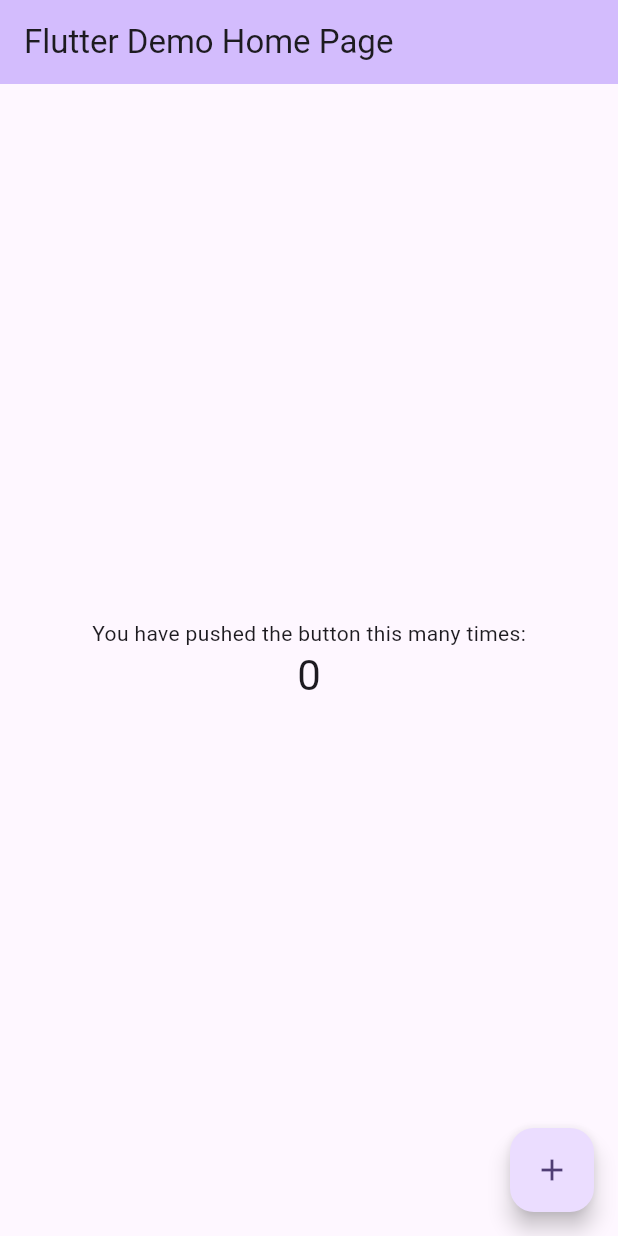
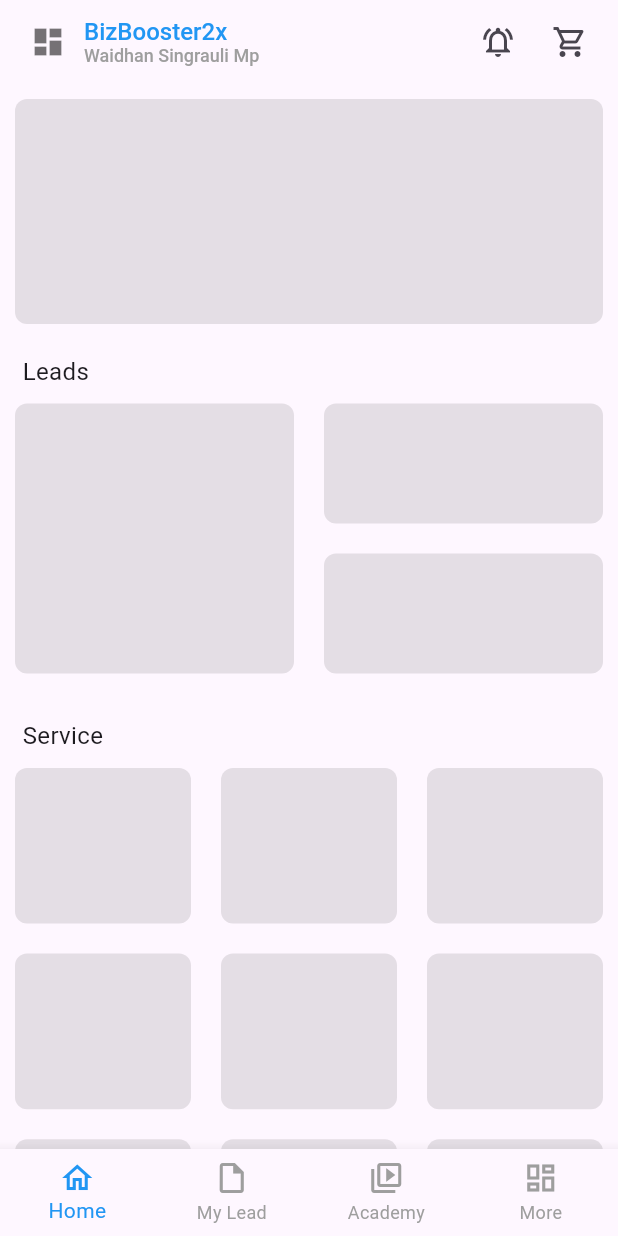
Before and after one commit to Akshay-Panika/FetchTrue, a Flutter app: the screen it shows after launch, on a phone screen of 412 x 824 dp. Run offline on Flutter 3.47's test engine with Material 3 defaults, Android fonts, the phone set to English and light mode, and no system bars; our stand-ins replace flutter_bloc.

Commit message:
Start project by Akshay at 30-04--25

```diff
--- /dev/null
+++ b/lib/core/widgets/custom_container.dart
@@ -0,0 +1,36 @@
+import 'package:flutter/cupertino.dart';
+import 'package:flutter/material.dart';
+
+class CustomContainer extends StatelessWidget {
+  final VoidCallback? onTap;
+  final Color? backgroundColor;
+  final double? height;
+  final double? width;
+  final Widget? child;
+
+  const CustomContainer({
+    this.onTap,
+    this.backgroundColor,
+    this.height,
+    this.width,
+    this.child
+  });
+
+  @override
+  Widget build(BuildContext context) {
+    return GestureDetector(
+      onTap: onTap,
+      child: Container(
+        height: height,
+        width: width,
+        margin: const EdgeInsets.all(10),
+        padding: const EdgeInsets.all(10),
+        decoration: BoxDecoration(
+          color: Theme.of(context).hintColor.withOpacity(0.1),
+          borderRadius: BorderRadius.circular(8.0),
+        ),
+        child: child,
+      ),
+    );
+  }
+}
--- /dev/null
+++ b/lib/features/academy/screen/academy_screen.dart
@@ -0,0 +1,16 @@
+import 'package:flutter/cupertino.dart';
+
+class AcademyScreen extends StatelessWidget {
+  const AcademyScreen({super.key});
+
+  @override
+  Widget build(BuildContext context) {
+    return Column(
+      mainAxisAlignment: MainAxisAlignment.center,
+      crossAxisAlignment: CrossAxisAlignment.center,
+      children: [
+        Center(child: Text('Academy'))
+      ],
+    );
+  }
+}
--- /dev/null
+++ b/lib/features/dashboard/bloc/bottom_nav_cubit.dart
@@ -0,0 +1,7 @@
+import 'package:flutter_bloc/flutter_bloc.dart';
+
+class NavigationCubit extends Cubit<int> {
+  NavigationCubit() : super(0);
+
+  void updateIndex(int index) => emit(index);
+}
--- /dev/null
+++ b/lib/features/dashboard/screen/dashboard_screen.dart
@@ -0,0 +1,90 @@
+import 'package:flutter/material.dart';
+import 'package:flutter_bloc/flutter_bloc.dart';
+
+import '../../../more/screen/more_screen.dart';
+import '../../academy/screen/academy_screen.dart';
+import '../../home/screen/home_screen.dart';
+import '../../my_lead/screen/my_Lead_screen.dart';
+import '../bloc/bottom_nav_cubit.dart';
+
+class DashboardScreen extends StatelessWidget {
+  const DashboardScreen({super.key});
+
+  final icons = const [
+    Icons.home_outlined,
+    Icons.insert_drive_file_outlined,
+    Icons.video_collection_outlined,
+    Icons.dashboard_outlined,
+  ];
+
+  final labels = const [
+    'Home',
+    'My Lead',
+    'Academy',
+    'More',
+  ];
+
+  final List<Widget> _screens = const [
+    HomeScreen(),
+    MyLeadScreen(),
+    AcademyScreen(),
+    MoreScreen()
+  ];
+
+  @override
+  Widget build(BuildContext context) {
+    print('___________________________________ Build Home screen');
+    return BlocProvider(
+      create: (_) => NavigationCubit(),
+      child: BlocBuilder<NavigationCubit, int>(
+        builder: (context, selectedIndex) {
+          return Scaffold(
+            appBar: AppBar(
+              backgroundColor: Theme.of(context).cardColor,
+              surfaceTintColor: Theme.of(context).cardColor,
+              leading: Padding(
+                padding: const EdgeInsets.only(left: 20.0),
+                child: Icon(Icons.dashboard, color: Colors.black54,),
+              ),
+              leadingWidth: 40,
+              title: Column(
+                crossAxisAlignment: CrossAxisAlignment.start,
+                children: [
+                  const Text("BizBooster2x"),
+                  const Text("Waidhan Singrauli Mp", style: TextStyle(fontSize: 12,color: Colors.grey),),
+                ],
+              ),
+              titleTextStyle: TextStyle(fontSize: 16, color: Colors.blue, fontWeight: FontWeight.w500),
+
+              actions: [
+                IconButton(onPressed: (){}, icon: Icon(Icons.notifications_active_outlined)),
+                IconButton(onPressed: (){}, icon: Icon(Icons.shopping_cart_outlined)),
+                SizedBox(width: 8,)
+              ],
+            ),
+
+            /// Using IndexedStack for better performance
+            body: IndexedStack(
+              index: selectedIndex,
+              children: _screens,
+            ),
+
+            bottomNavigationBar: BottomNavigationBar(
+              currentIndex: selectedIndex,
+              onTap: (index) => context.read<NavigationCubit>().updateIndex(index),
+              type: BottomNavigationBarType.fixed,
+              selectedItemColor: Colors.blue,
+              unselectedItemColor: Colors.grey,
+              items: List.generate(icons.length, (index) {
+                return BottomNavigationBarItem(
+                  icon: Icon(icons[index]),
+                  label: labels[index],
+                );
+              }),
+            ),
+          );
+        },
+      ),
+    );
+  }
+}
--- /dev/null
+++ b/lib/features/home/screen/home_screen.dart
@@ -0,0 +1,40 @@
+import 'package:flutter/cupertino.dart';
+import 'package:flutter/material.dart';
+
+import '../widget/banner_widget.dart';
+import '../widget/leads_widget.dart';
+import '../widget/popular_services_widget.dart';
+import '../widget/services_widget.dart';
+
+class HomeScreen extends StatelessWidget {
+  const HomeScreen({super.key});
+
+  @override
+  Widget build(BuildContext context) {
+    return SingleChildScrollView(
+      child: Column(
+        mainAxisAlignment: MainAxisAlignment.start,
+        crossAxisAlignment: CrossAxisAlignment.start,
+        children: [
+
+
+          /// banner
+          BannerWidget(),
+          SizedBox(height: 10,),
+
+          /// Leads
+          LeadsWidget(),
+          SizedBox(height: 20,),
+
+          /// Services
+          ServicesWidget(),
+          SizedBox(height: 20,),
+
+          /// Popular Services
+          PopularServicesWidget(),
+          SizedBox(height: 20,),
+        ],
+      ),
+    );
+  }
+}
--- /dev/null
+++ b/lib/features/home/widget/banner_widget.dart
@@ -0,0 +1,15 @@
+import 'package:flutter/cupertino.dart';
+import 'package:flutter/material.dart';
+
+import '../../../core/widgets/custom_container.dart';
+
+class BannerWidget extends StatelessWidget {
+  const BannerWidget({super.key});
+
+  @override
+  Widget build(BuildContext context) {
+    return CustomContainer(
+      height: 150,
+    );
+  }
+}
--- /dev/null
+++ b/lib/features/home/widget/leads_widget.dart
@@ -0,0 +1,38 @@
+import 'package:flutter/cupertino.dart';
+import 'package:flutter/material.dart';
+
+import '../../../core/widgets/custom_container.dart';
+
+class LeadsWidget extends StatelessWidget {
+  const LeadsWidget({super.key});
+
+  @override
+  Widget build(BuildContext context) {
+    return Column(
+      crossAxisAlignment: CrossAxisAlignment.start,
+      children: [
+        Padding(
+          padding: const EdgeInsets.only(left: 15.0),
+          child: Text('Leads', style: TextStyle(fontSize: 16),),
+        ),
+        SizedBox(
+          height: 200,
+          child: Row(
+            children: [
+              Expanded(
+                child: CustomContainer(),),
+              Expanded(
+                child: Column(
+                  children: [
+                   Expanded(child:  CustomContainer(),),
+                   Expanded(child:  CustomContainer(),),
+                  ],
+                ),
+              ),
+            ],
+          ),
+        ),
+      ],
+    );
+  }
+}
--- /dev/null
+++ b/lib/features/home/widget/popular_services_widget.dart
@@ -0,0 +1,37 @@
+import 'package:flutter/cupertino.dart';
+import 'package:flutter/material.dart';
+
+import '../../../core/widgets/custom_container.dart';
+
+class PopularServicesWidget extends StatelessWidget {
+  const PopularServicesWidget({super.key});
+
+  @override
+  Widget build(BuildContext context) {
+    return Column(
+      crossAxisAlignment: CrossAxisAlignment.start,
+      children: [
+        Padding(
+          padding: const EdgeInsets.only(left: 15.0),
+          child: Text(
+            'Most Popular Services',
+            style: TextStyle(fontSize: 16),
+          ),
+        ),
+        SizedBox(
+          height: 200,
+          child: ListView.builder(
+            scrollDirection: Axis.horizontal,
+            itemCount: 5,
+            itemBuilder: (context, index) {
+              return CustomContainer(
+                backgroundColor: Colors.white,
+                width: 300,
+              );
+            },
+          ),
+        ),
+      ],
+    );
+  }
+}
--- /dev/null
+++ b/lib/features/home/widget/services_widget.dart
@@ -0,0 +1,35 @@
+import 'package:flutter/cupertino.dart';
+import 'package:flutter/material.dart';
+
+import '../../../core/widgets/custom_container.dart';
+
+class ServicesWidget extends StatelessWidget {
+  const ServicesWidget({super.key});
+
+  @override
+  Widget build(BuildContext context) {
+    return Column(
+      crossAxisAlignment: CrossAxisAlignment.start,
+      children: [
+        Padding(
+          padding: const EdgeInsets.only(left: 15.0),
+          child: Text('Service', style: TextStyle(fontSize: 16),),
+        ),
+        GridView.builder(
+          shrinkWrap: true,
+          physics: NeverScrollableScrollPhysics(),
+          scrollDirection: Axis.vertical,
+          itemCount: 9,
+          gridDelegate: SliverGridDelegateWithFixedCrossAxisCount(
+            crossAxisCount: 3,
+            childAspectRatio: 1.11 / 1,
+            // mainAxisExtent: 100,
+          ),
+          itemBuilder: (context, index) {
+            return CustomContainer();
+          },
+        ),
+      ],
+    );
+  }
+}
--- /dev/null
+++ b/lib/features/my_lead/screen/my_Lead_screen.dart
@@ -0,0 +1,16 @@
+import 'package:flutter/cupertino.dart';
+
+class MyLeadScreen extends StatelessWidget {
+  const MyLeadScreen({super.key});
+
+  @override
+  Widget build(BuildContext context) {
+    return Column(
+      mainAxisAlignment: MainAxisAlignment.center,
+      crossAxisAlignment: CrossAxisAlignment.center,
+      children: [
+
+      ],
+    );
+  }
+}
--- a/lib/main.dart
+++ b/lib/main.dart
@@ -1,4 +1,7 @@
 import 'package:flutter/material.dart';
+
+import 'features/dashboard/screen/dashboard_screen.dart';
+
 
 void main() {
   runApp(const MyApp());
@@ -7,119 +10,12 @@
 class MyApp extends StatelessWidget {
   const MyApp({super.key});
 
-  // This widget is the root of your application.
   @override
   Widget build(BuildContext context) {
     return MaterialApp(
-      title: 'Flutter Demo',
-      theme: ThemeData(
-        // This is the theme of your application.
-        //
-        // TRY THIS: Try running your application with "flutter run". You'll see
-        // the application has a purple toolbar. Then, without quitting the app,
-        // try changing the seedColor in the colorScheme below to Colors.green
-        // and then invoke "hot reload" (save your changes or press the "hot
-        // reload" button in a Flutter-supported IDE, or press "r" if you used
-        // the command line to start the app).
-        //
-        // Notice that the counter didn't reset back to zero; the application
-        // state is not lost during the reload. To reset the state, use hot
-        // restart instead.
-        //
-        // This works for code too, not just values: Most code changes can be
-        // tested with just a hot reload.
-        colorScheme: ColorScheme.fromSeed(seedColor: Colors.deepPurple),
-        useMaterial3: true,
-      ),
-      home: const MyHomePage(title: 'Flutter Demo Home Page'),
+      debugShowCheckedModeBanner: false,
+      title: 'BizBooster2x',
+      home: DashboardScreen(),
     );
   }
 }
-
-class MyHomePage extends StatefulWidget {
-  const MyHomePage({super.key, required this.title});
-
-  // This widget is the home page of your application. It is stateful, meaning
-  // that it has a State object (defined below) that contains fields that affect
-  // how it looks.
-
-  // This class is the configuration for the state. It holds the values (in this
-  // case the title) provided by the parent (in this case the App widget) and
-  // used by the build method of the State. Fields in a Widget subclass are
-  // always marked "final".
-
-  final String title;
-
-  @override
-  State<MyHomePage> createState() => _MyHomePageState();
-}
-
-class _MyHomePageState extends State<MyHomePage> {
-  int _counter = 0;
-
-  void _incrementCounter() {
-    setState(() {
-      // This call to setState tells the Flutter framework that something has
-      // changed in this State, which causes it to rerun the build method below
-      // so that the display can reflect the updated values. If we changed
-      // _counter without calling setState(), then the build method would not be
-      // called again, and so nothing would appear to happen.
-      _counter++;
-    });
-  }
-
-  @override
-  Widget build(BuildContext context) {
-    // This method is rerun every time setState is called, for instance as done
-    // by the _incrementCounter method above.
-    //
-    // The Flutter framework has been optimized to make rerunning build methods
-    // fast, so that you can just rebuild anything that needs updating rather
-    // than having to individually change instances of widgets.
-    return Scaffold(
-      appBar: AppBar(
-        // TRY THIS: Try changing the color here to a specific color (to
-        // Colors.amber, perhaps?) and trigger a hot reload to see the AppBar
-        // change color while the other colors stay the same.
-        backgroundColor: Theme.of(context).colorScheme.inversePrimary,
-        // Here we take the value from the MyHomePage object that was created by
-        // the App.build method, and use it to set our appbar title.
-        title: Text(widget.title),
-      ),
-      body: Center(
-        // Center is a layout widget. It takes a single child and positions it
-        // in the middle of the parent.
-        child: Column(
-          // Column is also a layout widget. It takes a list of children and
-          // arranges them vertically. By default, it sizes itself to fit its
-          // children horizontally, and tries to be as tall as its parent.
-          //
-          // Column has various properties to control how it sizes itself and
-          // how it positions its children. Here we use mainAxisAlignment to
-          // center the children vertically; the main axis here is the vertical
-          // axis because Columns are vertical (the cross axis would be
-          // horizontal).
-          //
-          // TRY THIS: Invoke "debug painting" (choose the "Toggle Debug Paint"
-          // action in the IDE, or press "p" in the console), to see the
-          // wireframe for each widget.
-          mainAxisAlignment: MainAxisAlignment.center,
-          children: <Widget>[
-            const Text(
-              'You have pushed the button this many times:',
-            ),
-            Text(
-              '$_counter',
-              style: Theme.of(context).textTheme.headlineMedium,
-            ),
-          ],
-        ),
-      ),
-      floatingActionButton: FloatingActionButton(
-        onPressed: _incrementCounter,
-        tooltip: 'Increment',
-        child: const Icon(Icons.add),
-      ), // This trailing comma makes auto-formatting nicer for build methods.
-    );
-  }
-}
--- /dev/null
+++ b/lib/more/screen/more_screen.dart
@@ -0,0 +1,16 @@
+import 'package:flutter/cupertino.dart';
+
+class MoreScreen extends StatelessWidget {
+  const MoreScreen({super.key});
+
+  @override
+  Widget build(BuildContext context) {
+    return Column(
+      mainAxisAlignment: MainAxisAlignment.center,
+      crossAxisAlignment: CrossAxisAlignment.center,
+      children: [
+        Center(child: Text('More'))
+      ],
+    );
+  }
+}
--- a/pubspec.yaml
+++ b/pubspec.yaml
@@ -34,6 +34,7 @@ dependencies:
   # The following adds the Cupertino Icons font to your application.
   # Use with the CupertinoIcons class for iOS style icons.
   cupertino_icons: ^1.0.8
+  flutter_bloc: ^9.1.0
 
 dev_dependencies:
   flutter_test:
```
Also changed, not shown: pubspec.lock, 1 other file.
